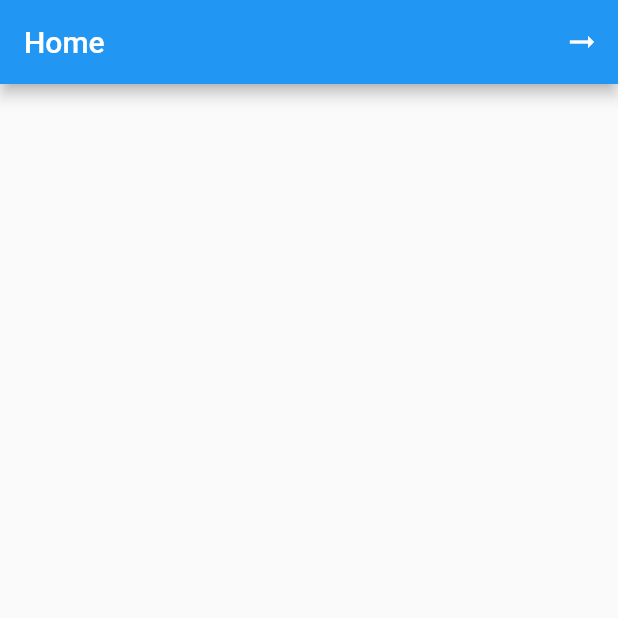
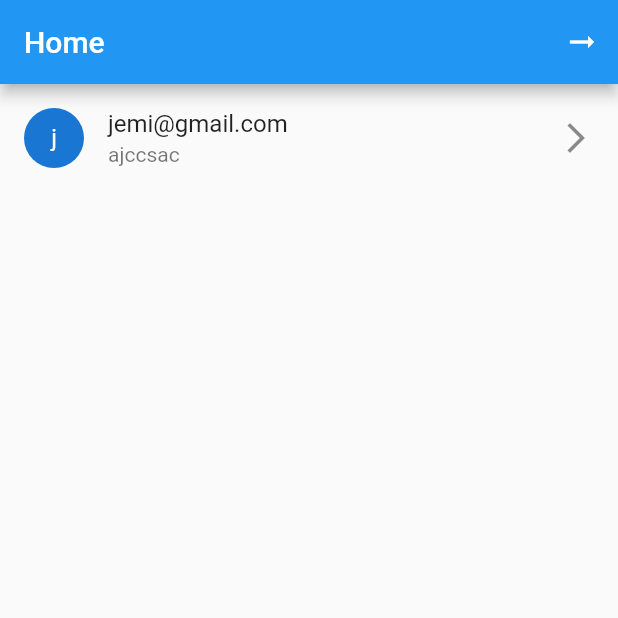
Before and after one commit to AhmedAbogameel-CCIC-2023/chat_app, a Flutter app: the ChatsView screen opened directly, on a phone screen of 412 x 824 dp, the top half of it. Run offline on Flutter 3.47's test engine with Material 2 defaults, Android fonts, the phone set to English and light mode, and no system bars; our stand-ins replace cloud_firestore, firebase_auth, firebase_core, flutter_bloc; accounts and stored records are empty.

Commit message:
chats_view

```diff
--- a/lib/views/chats/view.dart
+++ b/lib/views/chats/view.dart
@@ -21,6 +21,20 @@ class ChatsView extends StatelessWidget {
           ),
         ],
       ),
+      body: ListView.separated(
+        itemCount: 1,
+        itemBuilder: (context, index) {
+          return ListTile(
+            leading: CircleAvatar(
+              child: Text("j"),
+            ),
+            title: Text("jemi@gmail.com"),
+            subtitle: Text('ajccsac'),
+            trailing: Icon(Icons.arrow_forward_ios),
+          );
+        },
+        separatorBuilder: (context, index) => Divider(color: Colors.black),
+      ),
     );
   }
 }
```
